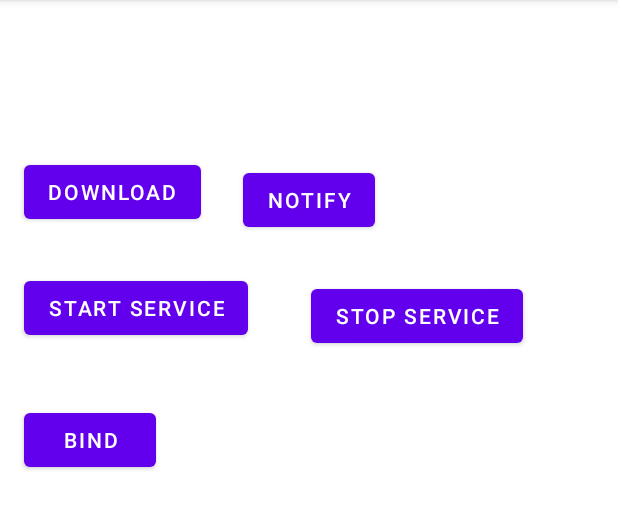
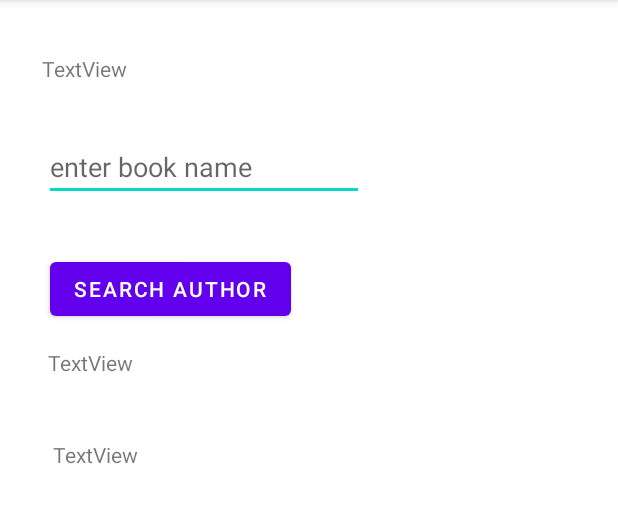
Before and after one commit to abdultanveer/CogApp2, an Android app: the screen it shows after launch (AsyncActivity before the commit, WhosAuthorActivity after it), on a phone screen of 412 x 824 dp, the part 84-614 px from its top. Run offline under Robolectric (Android 15) with nearby library versions, the light colour scheme and no system bars.

Commit message:
getting book info-- webservice

```diff
--- /dev/null
+++ b/app/src/main/java/com/abdul/cogapp2/whowroteit/WhosAuthorActivity.java
@@ -0,0 +1,28 @@
+package com.abdul.cogapp2.whowroteit;
+
+import androidx.appcompat.app.AppCompatActivity;
+
+import android.os.Bundle;
+import android.view.View;
+import android.widget.EditText;
+import android.widget.TextView;
+
+import com.abdul.cogapp2.R;
+
+public class WhosAuthorActivity extends AppCompatActivity {
+    EditText mBookInput;
+    TextView mTitleText, mAuthorText;
+    @Override
+    protected void onCreate(Bundle savedInstanceState) {
+        super.onCreate(savedInstanceState);
+        setContentView(R.layout.activity_whos_author);
+        mBookInput = findViewById(R.id.bookInput);
+    }
+
+    public void searchBooks(View view) {
+        String queryString = mBookInput.getText().toString();
+        mTitleText = findViewById(R.id.titleText);
+        mAuthorText = findViewById(R.id.authorText);
+        new FetchBookTask(mTitleText, mAuthorText).execute(queryString);
+    }
+}
--- /dev/null
+++ b/app/src/main/res/layout/activity_whos_author.xml
@@ -0,0 +1,63 @@
+<?xml version="1.0" encoding="utf-8"?>
+<androidx.constraintlayout.widget.ConstraintLayout xmlns:android="http://schemas.android.com/apk/res/android"
+    xmlns:app="http://schemas.android.com/apk/res-auto"
+    xmlns:tools="http://schemas.android.com/tools"
+    android:layout_width="match_parent"
+    android:layout_height="match_parent"
+    tools:context=".whowroteit.WhosAuthorActivity">
+
+    <EditText
+        android:id="@+id/bookInput"
+        android:layout_width="wrap_content"
+        android:layout_height="wrap_content"
+        android:layout_marginStart="29dp"
+        android:layout_marginTop="34dp"
+        android:layout_marginBottom="35dp"
+        android:ems="10"
+        android:hint="enter book name"
+        android:inputType="textPersonName"
+        app:layout_constraintBottom_toTopOf="@+id/searchButton"
+        app:layout_constraintStart_toStartOf="parent"
+        app:layout_constraintTop_toBottomOf="@+id/textView4" />
+
+    <TextView
+        android:id="@+id/textView4"
+        android:layout_width="wrap_content"
+        android:layout_height="wrap_content"
+        android:layout_marginStart="28dp"
+        android:layout_marginTop="36dp"
+        android:text="TextView"
+        app:layout_constraintStart_toStartOf="parent"
+        app:layout_constraintTop_toTopOf="parent" />
+
+    <Button
+        android:onClick="searchBooks"
+        android:id="@+id/searchButton"
+        android:layout_width="wrap_content"
+        android:layout_height="wrap_content"
+        android:layout_marginStart="1dp"
+        android:layout_marginBottom="15dp"
+        android:text="search author"
+        app:layout_constraintBottom_toTopOf="@+id/titleText"
+        app:layout_constraintStart_toStartOf="@+id/titleText" />
+
+    <TextView
+        android:id="@+id/titleText"
+        android:layout_width="wrap_content"
+        android:layout_height="wrap_content"
+        android:layout_marginStart="32dp"
+        android:layout_marginTop="232dp"
+        android:text="TextView"
+        app:layout_constraintStart_toStartOf="parent"
+        app:layout_constraintTop_toTopOf="parent" />
+
+    <TextView
+        android:id="@+id/authorText"
+        android:layout_width="wrap_content"
+        android:layout_height="wrap_content"
+        android:layout_marginStart="35dp"
+        android:layout_marginTop="42dp"
+        android:text="TextView"
+        app:layout_constraintStart_toStartOf="parent"
+        app:layout_constraintTop_toBottomOf="@+id/titleText" />
+</androidx.constraintlayout.widget.ConstraintLayout>
```
Also changed, not shown: app/src/main/AndroidManifest.xml (+15 -5 lines), app/src/main/java/com/abdul/cogapp2/whowroteit/FetchBookTask.java (added, +26 -0 lines), app/src/main/java/com/abdul/cogapp2/whowroteit/NetworkUtils.java (added, +83 -0 lines), app/src/main/res/values/strings.xml (+8 -0 lines).
